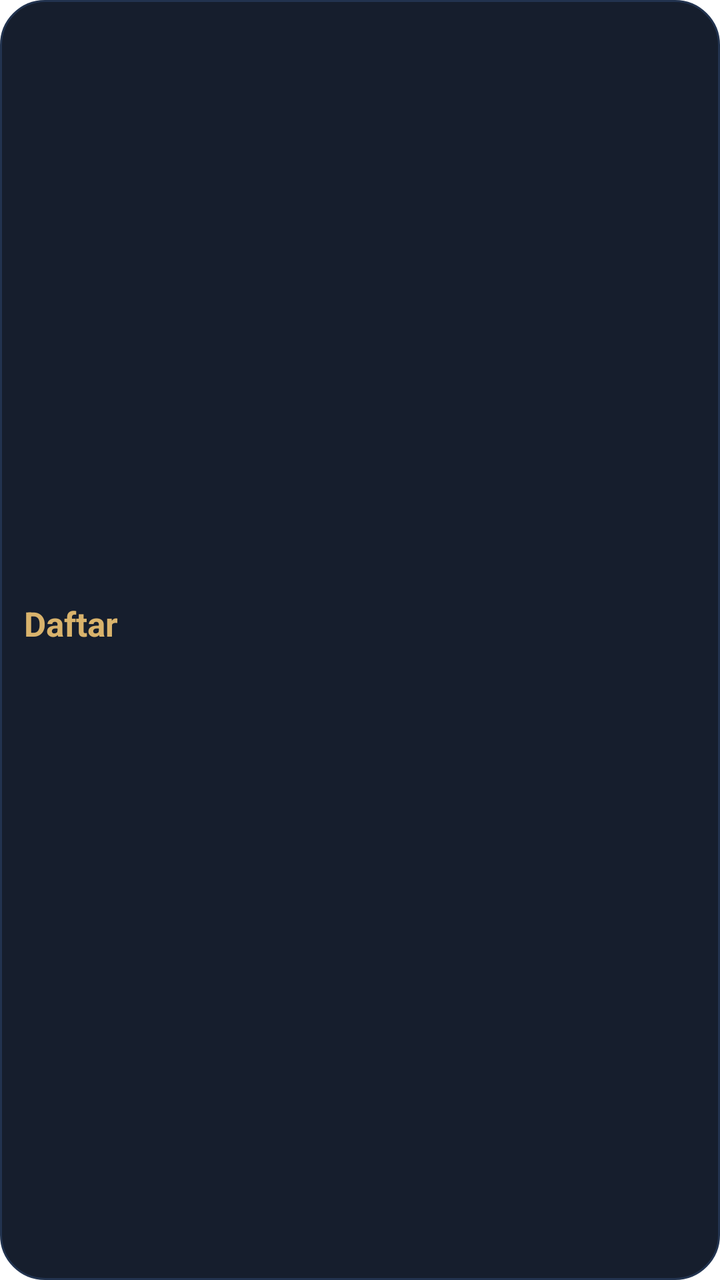
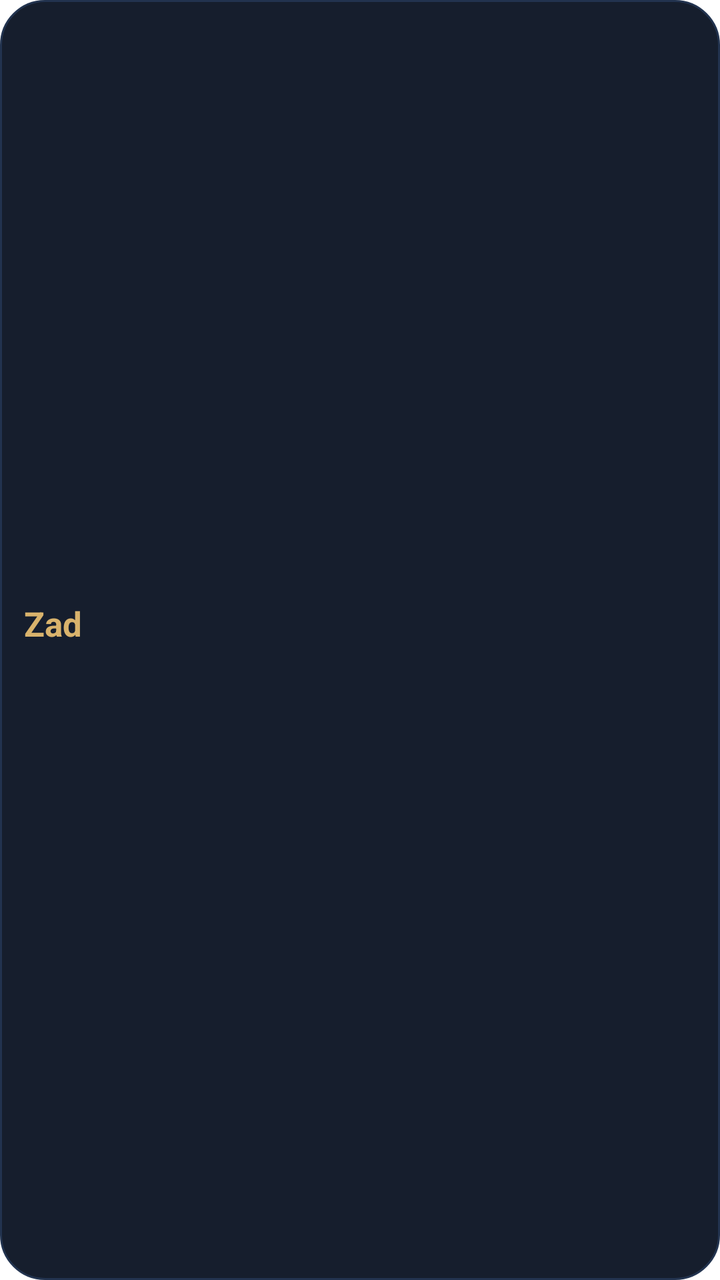

Two renders of the same Android screen: before a commit and after it. Below are the layout's source before the change and the commit's diff.
<!-- AndroidManifest.xml: application theme android:Theme.Translucent.NoTitleBar -->
<!-- res/layout/widget_prayer.xml -->
<?xml version="1.0" encoding="utf-8"?>
<LinearLayout xmlns:android="http://schemas.android.com/apk/res/android"
    android:id="@+id/w_root" android:layout_width="match_parent" android:layout_height="match_parent"
    android:orientation="vertical" android:gravity="center_vertical" android:padding="12dp" android:background="@drawable/widget_bg">
    <TextView android:id="@+id/w_prayer" android:layout_width="match_parent" android:layout_height="wrap_content"
        android:text="Daftar" android:textColor="#D9B36C" android:textSize="17sp" android:textStyle="bold" android:maxLines="1" />
    <TextView android:id="@+id/w_prayer_time" android:layout_width="match_parent" android:layout_height="wrap_content"
        android:text="" android:textColor="#93A3C0" android:textSize="12sp" android:maxLines="2" />
</LinearLayout>
<!-- resources referenced by this layout -->
<resources>
  <!-- drawable widget_bg (drawable) -->
  <?xml version="1.0" encoding="utf-8"?>
  <shape xmlns:android="http://schemas.android.com/apk/res/android" android:shape="rectangle">
      <solid android:color="#F20A1222" />
      <corners android:radius="22dp" />
      <stroke android:width="1dp" android:color="#22334F" />
  </shape>
</resources>

<!-- the commit's change to res/layout/widget_prayer.xml (unified diff, before → after) -->
@@ -3,7 +3,7 @@
     android:id="@+id/w_root" android:layout_width="match_parent" android:layout_height="match_parent"
     android:orientation="vertical" android:gravity="center_vertical" android:padding="12dp" android:background="@drawable/widget_bg">
     <TextView android:id="@+id/w_prayer" android:layout_width="match_parent" android:layout_height="wrap_content"
-        android:text="Daftar" android:textColor="#D9B36C" android:textSize="17sp" android:textStyle="bold" android:maxLines="1" />
+        android:text="Zad" android:textColor="#D9B36C" android:textSize="17sp" android:textStyle="bold" android:maxLines="1" />
     <TextView android:id="@+id/w_prayer_time" android:layout_width="match_parent" android:layout_height="wrap_content"
         android:text="" android:textColor="#93A3C0" android:textSize="12sp" android:maxLines="2" />
 </LinearLayout>
